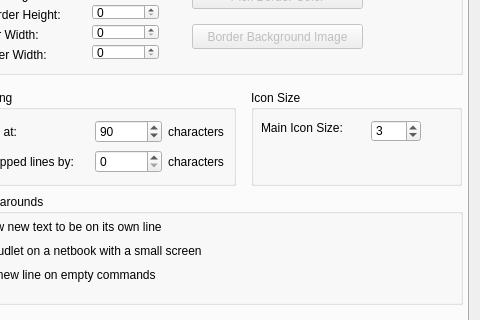
Above: src/ui/profile_preferences.ui from Mudlet/Mudlet before the change; both pictures show x 91 to 571 and y 153 to 473 of the 571 by 567 pixel window. Below: the same form after it.
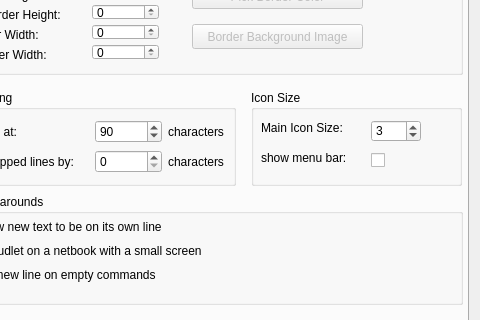
That is the form after the change. Icons and pictures are not drawn.

```diff
--- a/src/ui/profile_preferences.ui
+++ b/src/ui/profile_preferences.ui
@@ -694,6 +694,32 @@
          <string>Main Icon Size:</string>
         </property>
        </widget>
+       <widget class="QLabel" name="label_35">
+        <property name="geometry">
+         <rect>
+          <x>10</x>
+          <y>60</y>
+          <width>91</width>
+          <height>16</height>
+         </rect>
+        </property>
+        <property name="text">
+         <string>show menu bar:</string>
+        </property>
+       </widget>
+       <widget class="QCheckBox" name="showMenuBar">
+        <property name="geometry">
+         <rect>
+          <x>120</x>
+          <y>60</y>
+          <width>16</width>
+          <height>20</height>
+         </rect>
+        </property>
+        <property name="text">
+         <string/>
+        </property>
+       </widget>
       </widget>
      </widget>
      <widget class="QWidget" name="color_view_tab">
```
